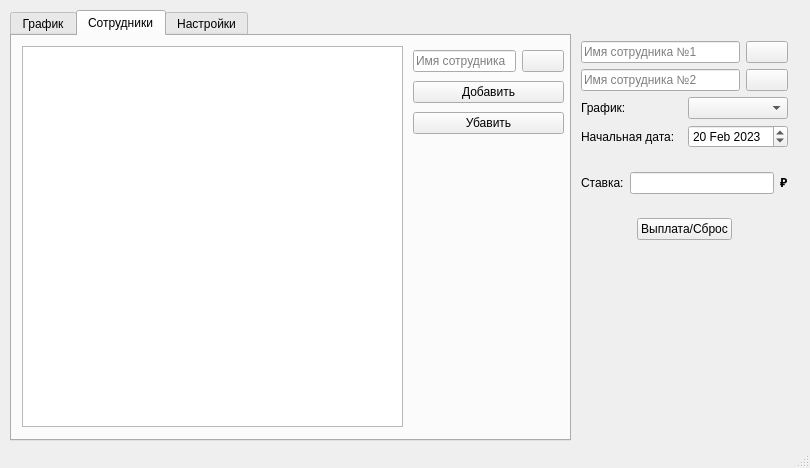
This is mainwindow.ui in The-Zealot/WBScheduleManager as Qt 5 draws it before an edit. The edited form follows.
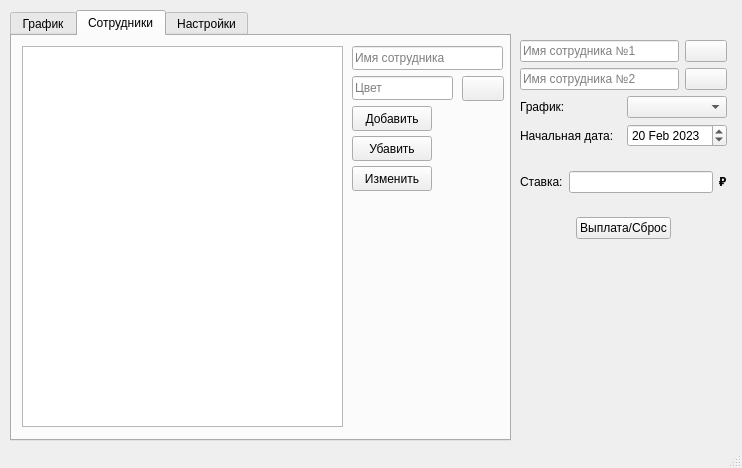
This is the edited form. The open tabs and pages were chosen to show the change.

Commit message: Added new tool button Info. Added second text browse. Update design tab Employee.

Patch:
```diff
--- a/mainwindow.ui
+++ b/mainwindow.ui
@@ -6,7 +6,7 @@
    <rect>
     <x>0</x>
     <y>0</y>
-    <width>810</width>
+    <width>742</width>
     <height>468</height>
    </rect>
   </property>
@@ -19,7 +19,7 @@
      <rect>
       <x>10</x>
       <y>10</y>
-      <width>561</width>
+      <width>501</width>
       <height>431</height>
      </rect>
     </property>
@@ -269,32 +269,85 @@
        <rect>
         <x>10</x>
         <y>10</y>
-        <width>381</width>
+        <width>321</width>
         <height>381</height>
        </rect>
       </property>
      </widget>
-     <widget class="QWidget" name="layoutWidget">
+     <widget class="QLineEdit" name="editHex">
       <property name="geometry">
        <rect>
-        <x>401</x>
-        <y>11</y>
-        <width>151</width>
-        <height>93</height>
+        <x>340</x>
+        <y>40</y>
+        <width>101</width>
+        <height>24</height>
        </rect>
       </property>
-      <layout class="QVBoxLayout" name="verticalLayout_3">
-       <item>
-        <layout class="QHBoxLayout" name="horizontalLayout_7">
-         <item>
+      <property name="placeholderText">
+       <string>Цвет</string>
+      </property>
+     </widget>
+     <widget class="QPushButton" name="buttonEdit">
+      <property name="geometry">
+       <rect>
+        <x>340</x>
+        <y>130</y>
+        <width>80</width>
+        <height>25</height>
+       </rect>
+      </property>
+      <property name="text">
+       <string>Изменить</string>
+      </property>
+     </widget>
+     <widget class="QPushButton" name="buttonRemove">
+      <property name="geometry">
+       <rect>
+        <x>340</x>
+        <y>100</y>
+        <width>80</width>
+        <height>25</height>
+       </rect>
+      </property>
+      <property name="text">
+       <string>Убавить</string>
+      </property>
+     </widget>
+     <widget class="QPushButton" name="buttonAdd">
+      <property name="geometry">
+       <rect>
+        <x>340</x>
+        <y>70</y>
+        <width>80</width>
+        <height>25</height>
+       </rect>
+      </property>
+      <property name="text">
+       <string>Добавить</string>
+      </property>
+     </widget>
           <widget class="QLineEdit" name="editEmployee1_2">
+      <property name="geometry">
+       <rect>
+        <x>340</x>
+        <y>10</y>
+        <width>151</width>
+        <height>24</height>
+       </rect>
+      </property>
            <property name="placeholderText">
             <string>Имя сотрудника</string>
            </property>
           </widget>
-         </item>
-         <item>
           <widget class="QPushButton" name="widgetColor_2">
+      <property name="geometry">
+       <rect>
+        <x>450</x>
+        <y>40</y>
+        <width>42</width>
+        <height>25</height>
+       </rect>
+      </property>
            <property name="sizePolicy">
             <sizepolicy hsizetype="Preferred" vsizetype="Fixed">
              <horstretch>0</horstretch>
@@ -311,25 +364,6 @@
             <string/>
            </property>
           </widget>
-         </item>
-        </layout>
-       </item>
-       <item>
-        <widget class="QPushButton" name="buttonAdd">
-         <property name="text">
-          <string>Добавить</string>
-         </property>
-        </widget>
-       </item>
-       <item>
-        <widget class="QPushButton" name="buttonRemove">
-         <property name="text">
-          <string>Убавить</string>
-         </property>
-        </widget>
-       </item>
-      </layout>
-     </widget>
     </widget>
     <widget class="QWidget" name="tab_3">
      <attribute name="title">
@@ -340,8 +374,8 @@
    <widget class="QWidget" name="layoutWidget">
     <property name="geometry">
      <rect>
-      <x>581</x>
-      <y>41</y>
+      <x>520</x>
+      <y>40</y>
       <width>207</width>
       <height>199</height>
      </rect>
```
Left out of the diff: 35 changed lines with no effect on the pictures. Lines whose indentation alone changed are shown as unchanged.
